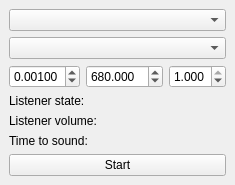
The window that mainwindow.ui (xikavi/WakeAudioDevice) describes before a commit, drawn with Qt 5.
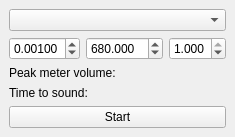
The same window after the commit.

Commit message: Changed audio detection method to native peak meter

```diff
--- a/mainwindow.ui
+++ b/mainwindow.ui
@@ -6,8 +6,8 @@
    <rect>
     <x>0</x>
     <y>0</y>
-    <width>220</width>
-    <height>184</height>
+    <width>209</width>
+    <height>137</height>
    </rect>
   </property>
   <property name="windowTitle">
@@ -15,17 +15,10 @@
   </property>
   <widget class="QWidget" name="centralwidget">
    <layout class="QVBoxLayout" name="verticalLayout">
-    <item>
-     <widget class="QComboBox" name="comboBox_audioDeviceListener">
-      <property name="toolTip">
-       <string>Listener audio device</string>
-      </property>
-     </widget>
-    </item>
     <item>
      <widget class="QComboBox" name="comboBox_audioDeviceOutput">
       <property name="toolTip">
-       <string>Output audio device</string>
+       <string>Listener audio device</string>
       </property>
      </widget>
     </item>
@@ -51,9 +44,9 @@
        </widget>
       </item>
       <item>
-       <widget class="QDoubleSpinBox" name="doubleSpinBox_timerDurationSeconds">
+       <widget class="QDoubleSpinBox" name="doubleSpinBox_playSoundInterval">
         <property name="toolTip">
-         <string>Play sound timer duration (sec)</string>
+         <string>Play sound timer interval (sec)</string>
         </property>
         <property name="decimals">
          <number>3</number>
@@ -67,9 +60,9 @@
        </widget>
       </item>
       <item>
-       <widget class="QDoubleSpinBox" name="doubleSpinBox_volume">
+       <widget class="QDoubleSpinBox" name="doubleSpinBox_playSoundVolume">
         <property name="toolTip">
-         <string>Output sound volume</string>
+         <string>Play sound volume</string>
         </property>
         <property name="decimals">
          <number>3</number>
@@ -87,36 +80,6 @@
       </item>
      </layout>
     </item>
-    <item>
-     <layout class="QHBoxLayout" name="horizontalLayout_2">
-      <item>
-       <widget class="QLabel" name="label">
-        <property name="sizePolicy">
-         <sizepolicy hsizetype="Fixed" vsizetype="Fixed">
-          <horstretch>0</horstretch>
-          <verstretch>0</verstretch>
-         </sizepolicy>
-        </property>
-        <property name="text">
-         <string>Listener state:</string>
-        </property>
-       </widget>
-      </item>
-      <item>
-       <widget class="QLabel" name="label_listenerState">
-        <property name="sizePolicy">
-         <sizepolicy hsizetype="Preferred" vsizetype="Fixed">
-          <horstretch>0</horstretch>
-          <verstretch>0</verstretch>
-         </sizepolicy>
-        </property>
-        <property name="text">
-         <string/>
-        </property>
-       </widget>
-      </item>
-     </layout>
-    </item>
     <item>
      <layout class="QHBoxLayout" name="horizontalLayout_3">
       <item>
@@ -128,7 +91,7 @@
          </sizepolicy>
         </property>
         <property name="text">
-         <string>Listener volume:</string>
+         <string>Peak meter volume:</string>
         </property>
        </widget>
       </item>
```
The commit also changes 2 other files.
